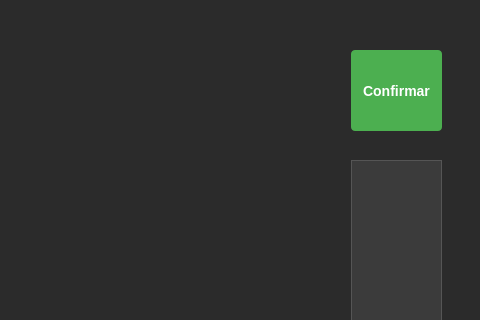
First picture: the form in UI/001_tabuleiro_design.ui, repository luanasakai/Jogo-xadrez, before the edit; both pictures show x 279 to 759 and y 0 to 320 of the 759 by 762 pixel window.
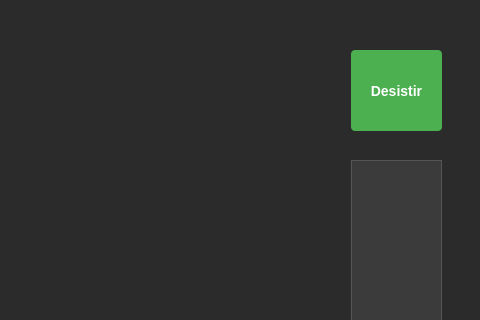
Second picture: the form after the edit.

Patch:
```diff
--- a/UI/001_tabuleiro_design.ui
+++ b/UI/001_tabuleiro_design.ui
@@ -127,7 +127,7 @@
    <widget class="QPushButton" name="btn_Confirmar">
     <property name="geometry"><rect><x>630</x><y>50</y><width>91</width><height>81</height></rect></property>
     <property name="cursor"><cursorShape>PointingHandCursor</cursorShape></property>
-    <property name="text"><string>Confirmar</string></property>
+    <property name="text"><string>Desistir</string></property>
    </widget>
    <widget class="QGraphicsView" name="graphicsView">
     <property name="geometry"><rect><x>630</x><y>160</y><width>91</width><height>541</height></rect></property>
```
